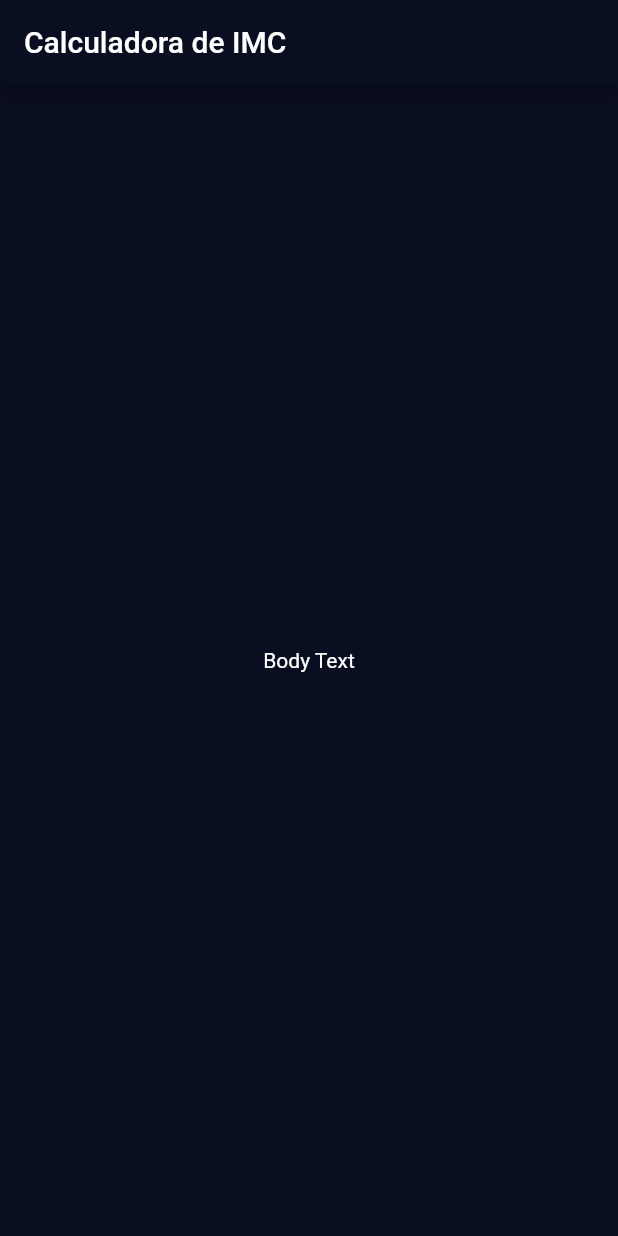
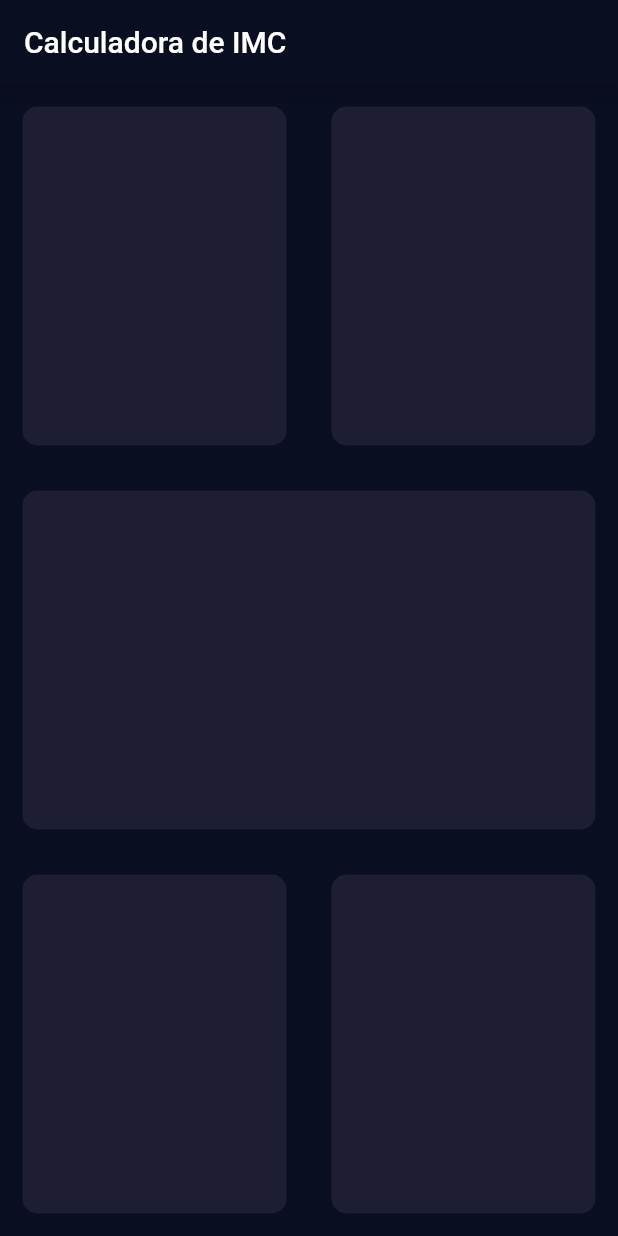
Before and after one commit to AndressaTancredi/BMI-Calculator, a Flutter app: the screen it shows after launch, on a phone screen of 412 x 824 dp. Run offline on Flutter 3.47's test engine with Material 2 defaults, Android fonts, the phone set to English and light mode, and no system bars.

Commit message:
create the structure home page

```diff
--- a/lib/imput_page.dart
+++ b/lib/imput_page.dart
@@ -12,9 +12,51 @@ class _InputPageState extends State<InputPage> {
       appBar: AppBar(
         title: Text('Calculadora de IMC'),
       ),
-      body: Center(
-        child: Text('Body Text'),
+      body: Column(
+        children: [
+          Expanded(
+              child: Row(
+            children: [
+              Expanded(
+                child: ReusableCard(color: Color(0xFF1D1E33)),
+              ),
+              Expanded(
+                child: ReusableCard(color: Color(0xFF1D1E33)),
+              ),
+            ],
+          )),
+          Expanded(
+            child: ReusableCard(color: Color(0xFF1D1E33)),
+          ),
+          Expanded(
+              child: Row(
+            children: [
+              Expanded(
+                child: ReusableCard(color: Color(0xFF1D1E33)),
+              ),
+              Expanded(
+                child: ReusableCard(color: Color(0xFF1D1E33)),
+              ),
+            ],
+          ))
+        ],
       ),
     );
   }
 }
+
+class ReusableCard extends StatelessWidget {
+  ReusableCard({@required this.color});
+  final Color color;
+
+  @override
+  Widget build(BuildContext context) {
+    return Container(
+      margin: EdgeInsets.all(15),
+      decoration: BoxDecoration(
+        borderRadius: BorderRadius.circular(10),
+        color: color,
+      ),
+    );
+  }
+}
--- a/lib/main.dart
+++ b/lib/main.dart
@@ -7,6 +7,7 @@ class BMICalculator extends StatelessWidget {
   @override
   Widget build(BuildContext context) {
     return MaterialApp(
+      debugShowCheckedModeBanner: false,
       theme: ThemeData.dark().copyWith(
         appBarTheme: ThemeData.dark().appBarTheme.copyWith(
               backgroundColor: Color(0XFF0A0E21),
```
